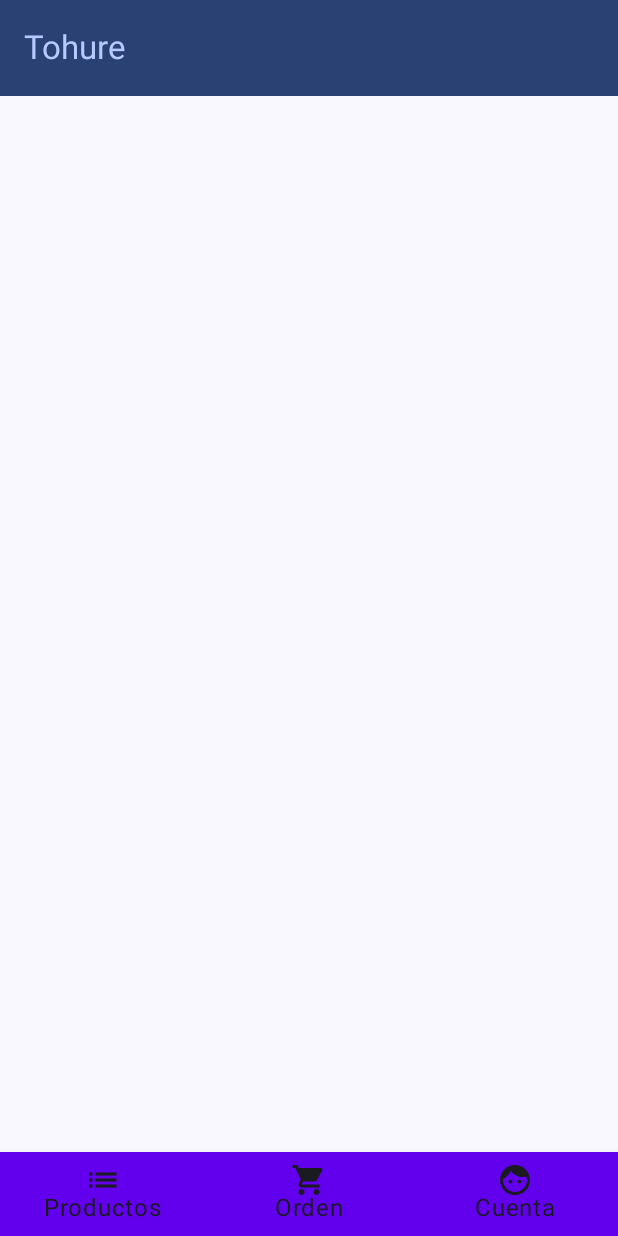
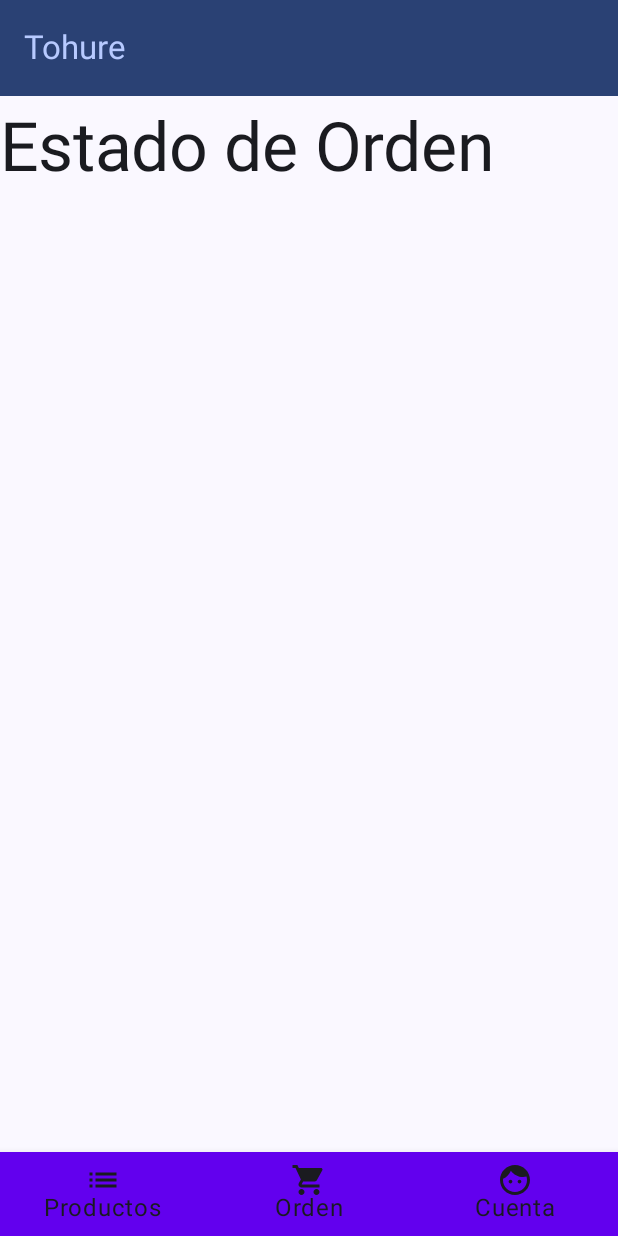
Before and after one commit to tohure/CapabilitiesShortcuts, an Android app built with Jetpack Compose: the screen it shows after launch (HomeComposeActivity), item 2 of the bottom bar chosen, on a phone screen of 412 x 824 dp. Run offline under Robolectric (Android 15) with nearby library versions, the phone set to English and light mode, and no system bars.

Commit message:
status 3

```diff
--- a/app/src/main/java/io/tohure/capabilitiesdemo/view/HomeComposeActivity.kt
+++ b/app/src/main/java/io/tohure/capabilitiesdemo/view/HomeComposeActivity.kt
@@ -4,6 +4,7 @@ import android.os.Bundle
 import androidx.activity.ComponentActivity
 import androidx.activity.compose.setContent
 import androidx.compose.foundation.layout.fillMaxSize
+import androidx.compose.foundation.layout.padding
 import androidx.compose.material.BottomNavigation
 import androidx.compose.material.BottomNavigationItem
 import androidx.compose.material3.ExperimentalMaterial3Api
@@ -21,8 +22,13 @@ import androidx.compose.ui.res.stringResource
 import androidx.compose.ui.tooling.preview.Preview
 import androidx.navigation.NavDestination.Companion.hierarchy
 import androidx.navigation.NavGraph.Companion.findStartDestination
+import androidx.navigation.compose.NavHost
+import androidx.navigation.compose.composable
 import androidx.navigation.compose.currentBackStackEntryAsState
 import androidx.navigation.compose.rememberNavController
+import androidx.navigation.navDeepLink
+import io.tohure.capabilitiesdemo.view.order.OrderScreen
+import io.tohure.capabilitiesdemo.view.product.ProductsListScreen
 import io.tohure.capabilitiesdemo.view.ui.theme.CapabilitiesDemoTheme
 
 class HomeComposeActivity : ComponentActivity() {
@@ -88,8 +94,19 @@ fun HomeScreen() {
                 }
             }
         }
-    ) {
-
+    ) { innerPadding ->
+        NavHost(
+            navController,
+            startDestination = Screen.Products.route,
+            Modifier.padding(innerPadding)
+        ) {
+            composable(
+                Screen.Products.route
+            ) { ProductsListScreen() }
+            composable(
+                Screen.Order.route
+            ) { OrderScreen() }
+        }
     }
 }
 
--- /dev/null
+++ b/app/src/main/java/io/tohure/capabilitiesdemo/view/order/OrderScreen.kt
@@ -0,0 +1,35 @@
+package io.tohure.capabilitiesdemo.view.order
+
+import androidx.compose.foundation.layout.Column
+import androidx.compose.foundation.layout.fillMaxSize
+import androidx.compose.foundation.layout.padding
+import androidx.compose.material3.MaterialTheme
+import androidx.compose.material3.Surface
+import androidx.compose.material3.Text
+import androidx.compose.runtime.Composable
+import androidx.compose.ui.Modifier
+import androidx.compose.ui.tooling.preview.Preview
+import androidx.compose.ui.unit.dp
+@Composable
+fun OrderScreen() {
+    Column(
+        modifier = Modifier.fillMaxSize()
+    ) {
+        Text(
+            text = "Estado de Orden",
+            style = MaterialTheme.typography.displayMedium,
+            modifier = Modifier.padding(top = 8.dp)
+        )
+    }
+}
+
+@Preview(showBackground = true)
+@Composable
+fun OrderPreview() {
+    Surface(
+        modifier = Modifier.fillMaxSize(),
+        color = MaterialTheme.colorScheme.background
+    ) {
+        OrderScreen()
+    }
+}
--- /dev/null
+++ b/app/src/main/java/io/tohure/capabilitiesdemo/view/product/ProductsListScreen.kt
@@ -0,0 +1,27 @@
+package io.tohure.capabilitiesdemo.view.product
+
+import androidx.compose.foundation.layout.fillMaxSize
+import androidx.compose.material3.MaterialTheme
+import androidx.compose.material3.Surface
+import androidx.compose.material3.Text
+import androidx.compose.runtime.Composable
+import androidx.compose.ui.Modifier
+import androidx.compose.ui.tooling.preview.Preview
+
+@Composable
+fun ProductsListScreen() {
+
+    Text(text = "Mi primera pantalla")
+
+}
+
+@Preview(showBackground = true)
+@Composable
+fun ProductPreview() {
+    Surface(
+        modifier = Modifier.fillMaxSize(),
+        color = MaterialTheme.colorScheme.background
+    ) {
+        ProductsListScreen()
+    }
+}
```
